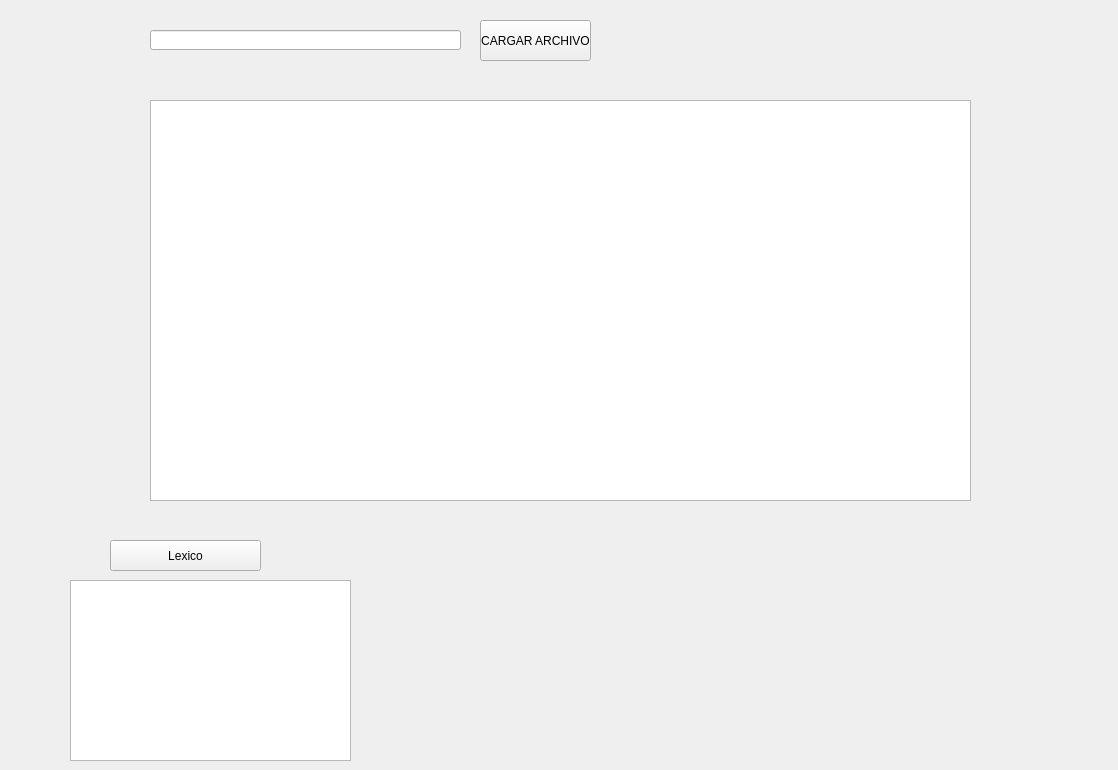
Qt form ViewQt/ViewQt.ui (mauricioMatuz/Convalidar) before a commit.
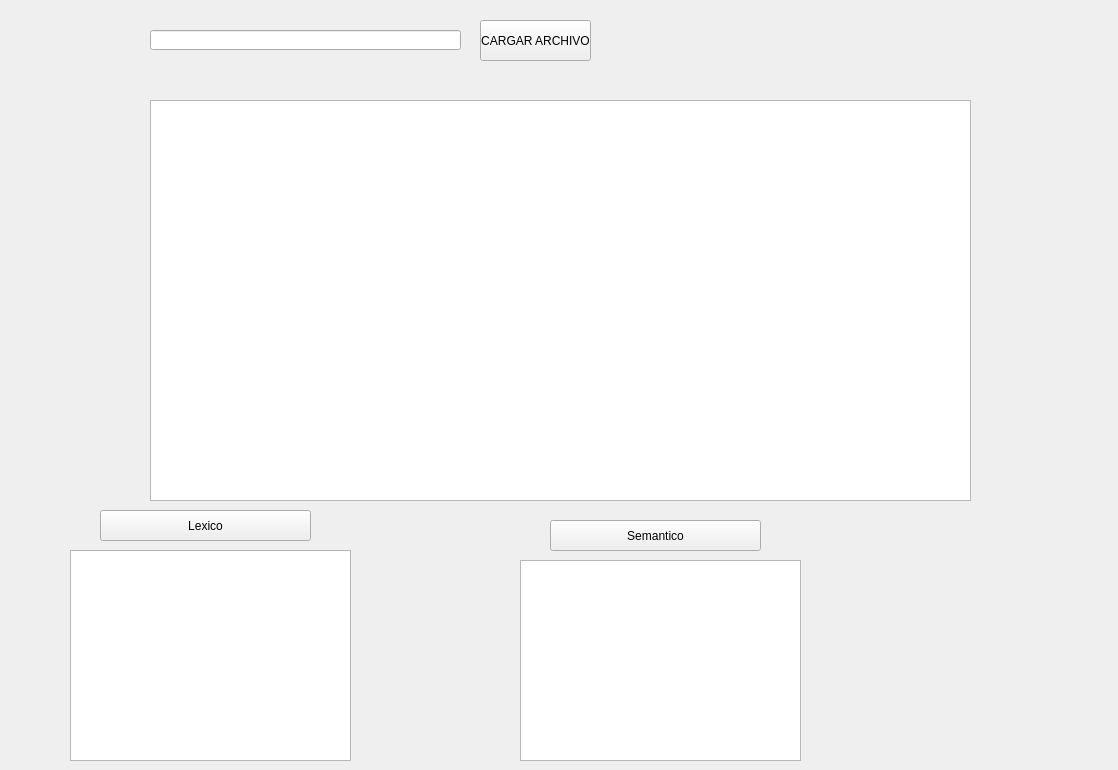
The same form after that commit.

What changed in the file:
```diff
--- a/ViewQt/ViewQt.ui
+++ b/ViewQt/ViewQt.ui
@@ -54,9 +54,9 @@
   <widget class="QPushButton" name="pushButton">
    <property name="geometry">
     <rect>
-     <x>110</x>
-     <y>540</y>
-     <width>151</width>
+     <x>100</x>
+     <y>510</y>
+     <width>211</width>
      <height>31</height>
     </rect>
    </property>
@@ -68,9 +68,9 @@
    <property name="geometry">
     <rect>
      <x>70</x>
-     <y>580</y>
+     <y>550</y>
      <width>281</width>
-     <height>181</height>
+     <height>211</height>
     </rect>
    </property>
    <property name="font">
@@ -79,6 +79,34 @@
     </font>
    </property>
   </widget>
+  <widget class="QTextEdit" name="semanticoTextEdit">
+   <property name="geometry">
+    <rect>
+     <x>520</x>
+     <y>560</y>
+     <width>281</width>
+     <height>201</height>
+    </rect>
+   </property>
+   <property name="font">
+    <font>
+     <pointsize>12</pointsize>
+    </font>
+   </property>
+  </widget>
+  <widget class="QPushButton" name="pushButtonSemantico">
+   <property name="geometry">
+    <rect>
+     <x>550</x>
+     <y>520</y>
+     <width>211</width>
+     <height>31</height>
+    </rect>
+   </property>
+   <property name="text">
+    <string>Semantico</string>
+   </property>
+  </widget>
  </widget>
  <resources/>
  <connections/>
```
